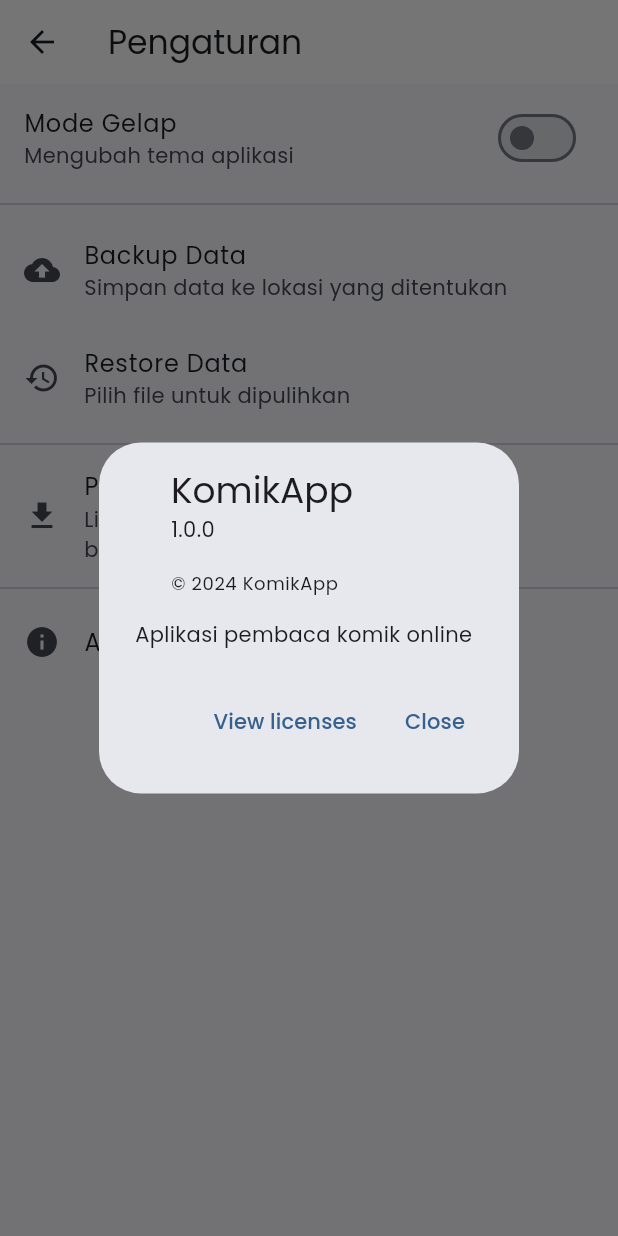
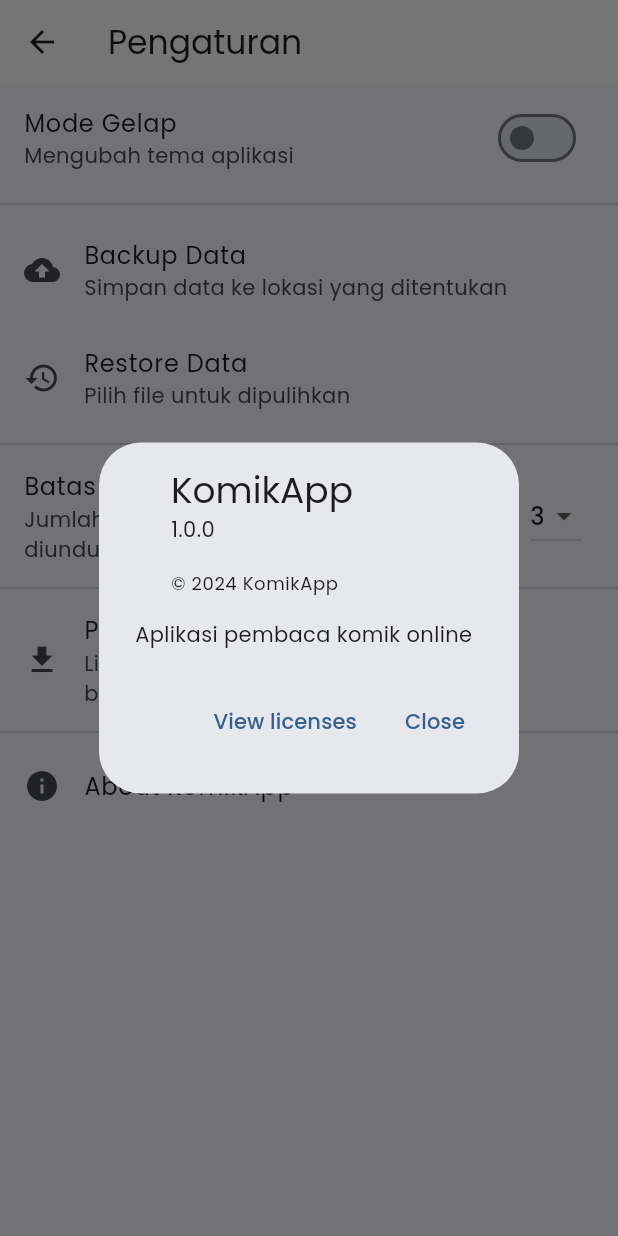
Before and after one commit to Tebe23/Komik-Scraping-Flutter, a Flutter app: the SettingsScreen screen opened directly, after a tap on an icon or button, on a phone screen of 412 x 824 dp. Run offline on Flutter 3.47's test engine with Material 3 defaults, Android fonts, the phone set to English and light mode, and no system bars; our stand-ins replace cached_network_image, file_picker, google_fonts, open_file, permission_handler, photo_view and 1 more; missing offline and left inert: flutter_displaymode; accounts and stored records are empty; network calls fail.

Commit message:
penambahan fitur download vhapter sekaligus

```diff
--- a/lib/screens/settings_screen.dart
+++ b/lib/screens/settings_screen.dart
@@ -5,6 +5,7 @@
 import 'package:open_file/open_file.dart';
 import '../services/theme_service.dart';
 import '../services/history_service.dart';
+import '../services/settings_service.dart';
 import 'download_progress_screen.dart';
 import 'dart:io';
 import 'package:permission_handler/permission_handler.dart';
@@ -17,12 +18,15 @@
 class _SettingsScreenState extends State<SettingsScreen> {
   final ThemeService _themeService = ThemeService();
   final HistoryService _historyService = HistoryService();
+  final SettingsService _settingsService = SettingsService();
   bool _isDarkMode = false;
+  int _maxConcurrentDownloads = 3;
 
   @override
   void initState() {
     super.initState();
     _loadTheme();
+    _loadSettings();
   }
 
   Future<void> _loadTheme() async {
@@ -33,6 +37,11 @@
     } catch (e) {
       print('Error loading theme: $e');
     }
+  }
+
+  Future<void> _loadSettings() async {
+    _maxConcurrentDownloads = await _settingsService.getMaxConcurrentDownloads();
+    if (mounted) setState(() {});
   }
 
   Future<void> _exportData(BuildContext context) async {
@@ -137,6 +146,26 @@
           ),
           Divider(),
           ListTile(
+            title: Text('Batas Unduhan Bersamaan'),
+            subtitle: Text('Jumlah maksimal komik yang dapat diunduh sekaligus'),
+            trailing: DropdownButton<int>(
+              value: _maxConcurrentDownloads,
+              items: [1, 2, 3, 4, 5].map((int value) {
+                return DropdownMenuItem<int>(
+                  value: value,
+                  child: Text('$value'),
+                );
+              }).toList(),
+              onChanged: (int? newValue) async {
+                if (newValue != null) {
+                  await _settingsService.setMaxConcurrentDownloads(newValue);
+                  setState(() => _maxConcurrentDownloads = newValue);
+                }
+              },
+            ),
+          ),
+          Divider(),
+          ListTile(
             leading: Icon(Icons.download),
             title: Text('Proses Unduhan'),
             subtitle: Text('Lihat dan kelola unduhan yang sedang berlangsung'),
--- /dev/null
+++ b/lib/services/settings_service.dart
@@ -0,0 +1,15 @@
+import 'package:shared_preferences/shared_preferences.dart';
+
+class SettingsService {
+  static const String _maxConcurrentDownloadsKey = 'max_concurrent_downloads';
+
+  Future<void> setMaxConcurrentDownloads(int value) async {
+    final prefs = await SharedPreferences.getInstance();
+    await prefs.setInt(_maxConcurrentDownloadsKey, value);
+  }
+
+  Future<int> getMaxConcurrentDownloads() async {
+    final prefs = await SharedPreferences.getInstance();
+    return prefs.getInt(_maxConcurrentDownloadsKey) ?? 3; // Default 3
+  }
+}
```
Also changed, not shown: lib/services/download_manager.dart (+25 -5 lines).
